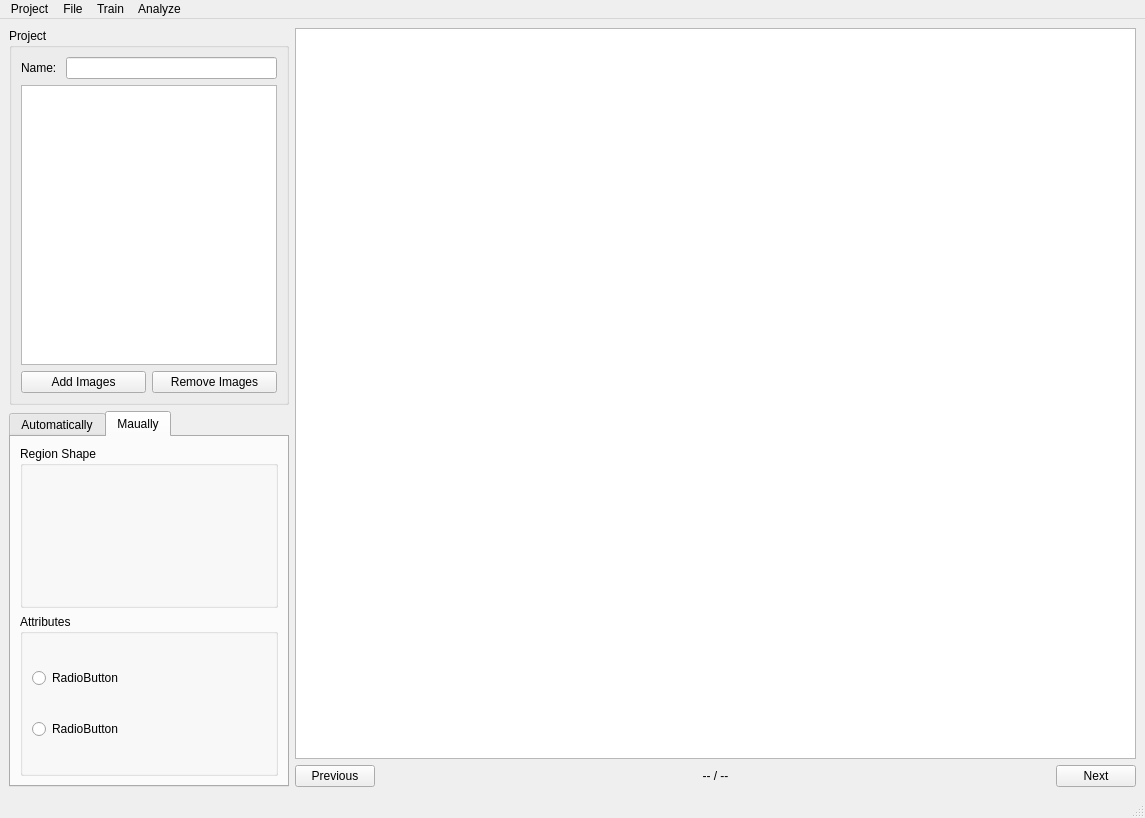
The window that src/view/main_sense.ui (sjdingcn/GUI) describes before a commit, drawn with Qt 5.
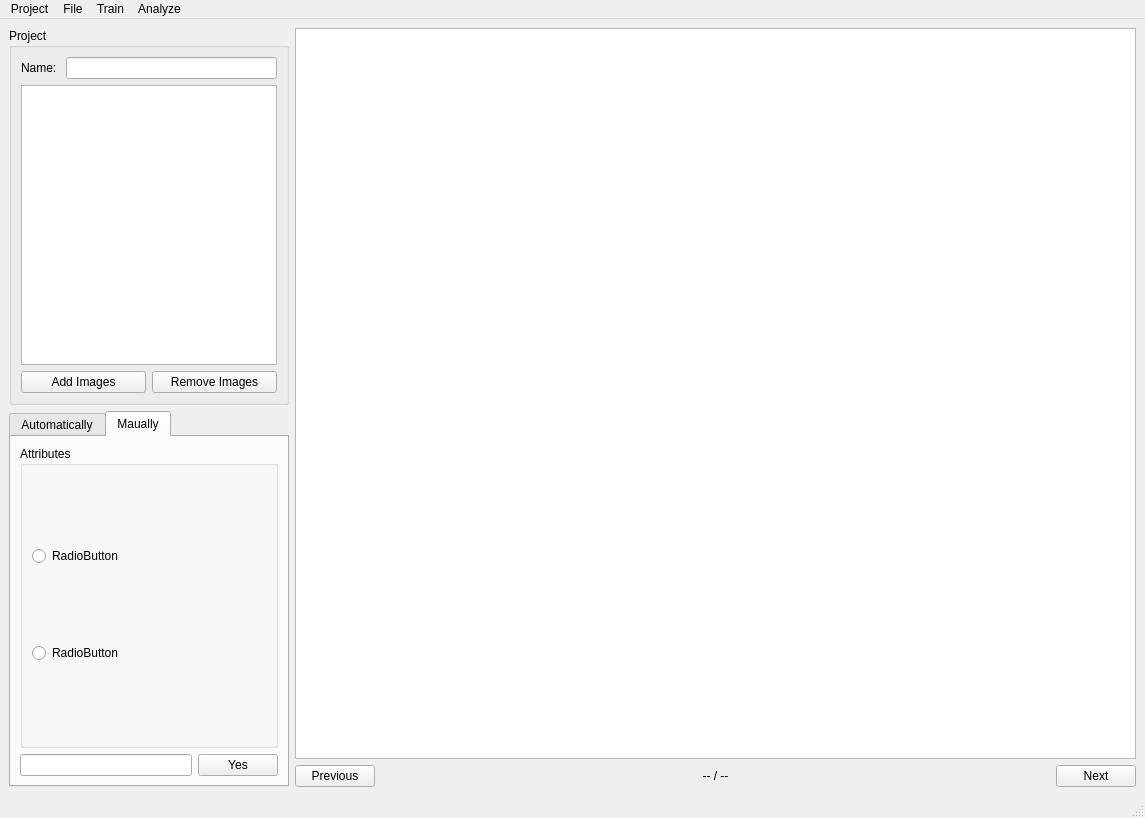
The same window after the commit. The open tabs and pages were chosen to show the change.

```diff
--- a/src/view/main_sense.ui
+++ b/src/view/main_sense.ui
@@ -213,19 +213,14 @@
           <string>Maually</string>
          </attribute>
          <layout class="QVBoxLayout" name="verticalLayout_2">
-          <item>
-           <layout class="QVBoxLayout" name="verticalLayout">
-            <item>
-             <widget class="QGroupBox" name="groupBox">
-              <property name="title">
-               <string>Region Shape</string>
-              </property>
-             </widget>
-            </item>
-           </layout>
-          </item>
           <item>
            <widget class="QGroupBox" name="groupBox_2">
+            <property name="sizePolicy">
+             <sizepolicy hsizetype="Preferred" vsizetype="Expanding">
+              <horstretch>0</horstretch>
+              <verstretch>0</verstretch>
+             </sizepolicy>
+            </property>
             <property name="title">
              <string>Attributes</string>
             </property>
@@ -247,6 +242,20 @@
             </layout>
            </widget>
           </item>
+          <item>
+           <layout class="QHBoxLayout" name="horizontalLayout_5">
+            <item>
+             <widget class="QLineEdit" name="lineEdit"/>
+            </item>
+            <item>
+             <widget class="QPushButton" name="pushButton">
+              <property name="text">
+               <string>Yes</string>
+              </property>
+             </widget>
+            </item>
+           </layout>
+          </item>
          </layout>
         </widget>
        </widget>
```
